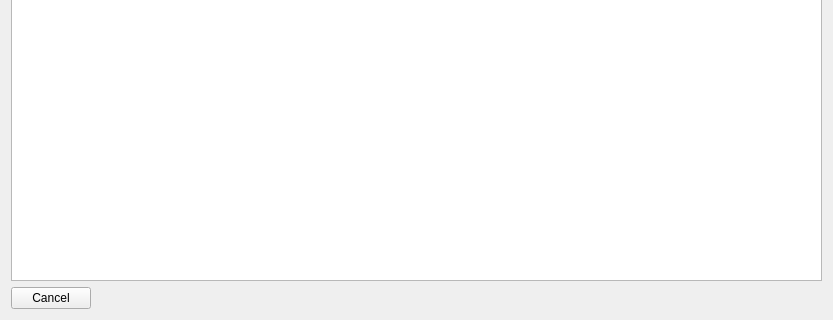
First picture: the form in mainwindow.ui, repository treggit/frdupl, before the edit; both pictures show x 0 to 833 and y 259 to 579 of the 833 by 579 pixel window.
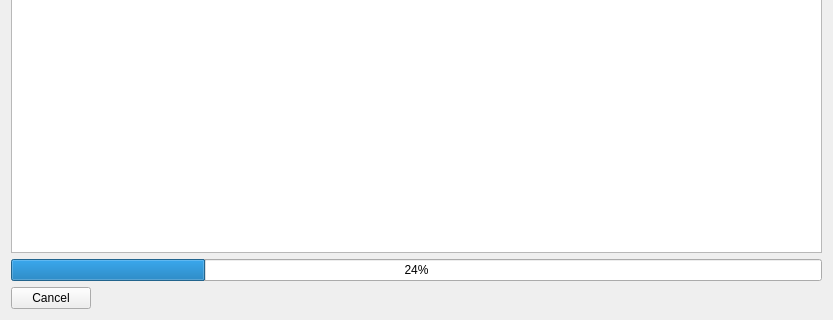
Second picture: the form after the edit.

Diff of the .ui file:
```diff
--- a/mainwindow.ui
+++ b/mainwindow.ui
@@ -53,7 +53,7 @@
       </column>
      </widget>
     </item>
-    <item row="3" column="0">
+    <item row="4" column="0">
      <widget class="QPushButton" name="pushButton">
       <property name="sizePolicy">
        <sizepolicy hsizetype="Fixed" vsizetype="Fixed">
@@ -66,6 +66,13 @@
       </property>
      </widget>
     </item>
+    <item row="3" column="0">
+     <widget class="QProgressBar" name="progressBar">
+      <property name="value">
+       <number>24</number>
+      </property>
+     </widget>
+    </item>
    </layout>
   </widget>
   <widget class="QToolBar" name="mainToolBar">
```
